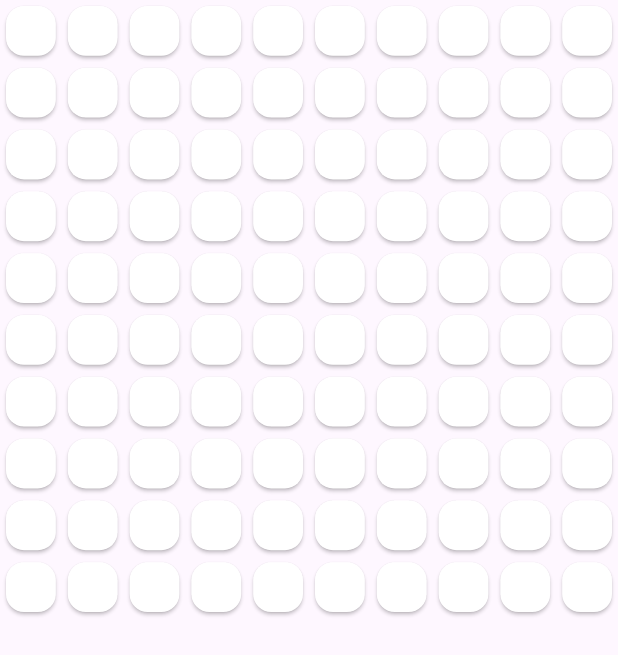
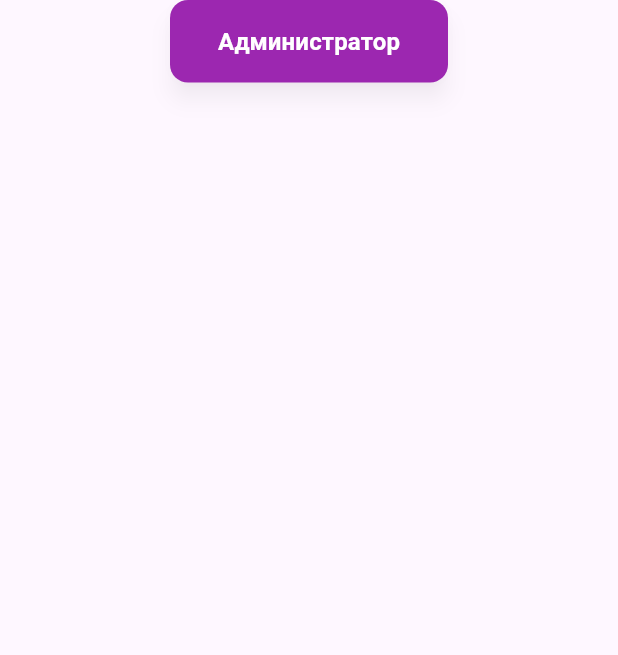
Before and after one commit to KimYuriy/hackaton_2025_parking, a Flutter app: the screen it shows after launch, on a phone screen of 412 x 824 dp. Shown: the top 655 px of the screen. Run offline on Flutter 3.47's test engine with Material 3 defaults, Android fonts, the phone set to English and light mode, and no system bars; our stand-ins replace freezed_annotation.

Commit message:
add auth roles preload page

```diff
--- /dev/null
+++ b/lib/components/default_components/buttons/default_button.dart
@@ -0,0 +1,46 @@
+import 'package:flutter/material.dart';
+
+class DefaultButton extends StatelessWidget {
+  final String text;
+  final VoidCallback onPressed;
+  final Color? color;
+  final Color? textColor;
+  final double borderRadius;
+  final double padding;
+  final double fontSize;
+
+  const DefaultButton({
+    super.key,
+    required this.text,
+    required this.onPressed,
+    this.color = Colors.purple,
+    this.textColor = Colors.white,
+    this.borderRadius = 12.0,
+    this.padding = 16.0,
+    this.fontSize = 16.0,
+  });
+
+  @override
+  Widget build(BuildContext context) {
+    return ElevatedButton(
+      style: ElevatedButton.styleFrom(
+        backgroundColor: color,
+        foregroundColor: textColor,
+        padding: EdgeInsets.symmetric(vertical: padding, horizontal: padding * 2),
+        shape: RoundedRectangleBorder(
+          borderRadius: BorderRadius.circular(borderRadius),
+        ),
+        elevation: 6,
+        shadowColor: Colors.black26,
+      ),
+      onPressed: onPressed,
+      child: Text(
+        text,
+        style: TextStyle(
+          fontSize: fontSize,
+          fontWeight: FontWeight.bold,
+        ),
+      ),
+    );
+  }
+}
--- /dev/null
+++ b/lib/components/pages/start/auth/auth_roles_preload.dart
@@ -0,0 +1,32 @@
+import 'package:flutter/material.dart';
+import 'package:parking_admin/components/default_components/buttons/default_button.dart';
+
+class AuthRolesPreload extends StatelessWidget {
+  static const route = '/auth_roles_preload';
+  const AuthRolesPreload({super.key});
+
+  @override
+  Widget build(BuildContext context) {
+    return Scaffold(
+      body: Center(
+        child: Column(
+          children: [
+            DefaultButton(
+                text: "Администратор",
+                onPressed: () {
+
+                }
+            ),
+            const SizedBox(height: 10),
+
+            const SizedBox(height: 10),
+
+            const SizedBox(height: 10),
+
+            const SizedBox(height: 10),
+          ],
+        ),
+      ),
+    );
+  }
+}
--- a/lib/main.dart
+++ b/lib/main.dart
@@ -1,4 +1,5 @@
 import 'package:flutter/material.dart';
+import 'package:parking_admin/components/pages/start/auth/auth_roles_preload.dart';
 import 'package:parking_admin/components/pages/start/start_page.dart';
 
 void main() {
@@ -13,9 +14,10 @@ class MyApp extends StatelessWidget {
     return MaterialApp(
       debugShowCheckedModeBanner: false,
       title: 'Parking - Admin',
-      initialRoute: StartPage.route,
+      initialRoute: AuthRolesPreload.route,
       routes: {
-        StartPage.route: (_) => const StartPage()
+        StartPage.route: (_) => const StartPage(),
+        AuthRolesPreload.route: (_) => const AuthRolesPreload()
       },
     );
   }
```
Also changed, not shown: 1 other file.
